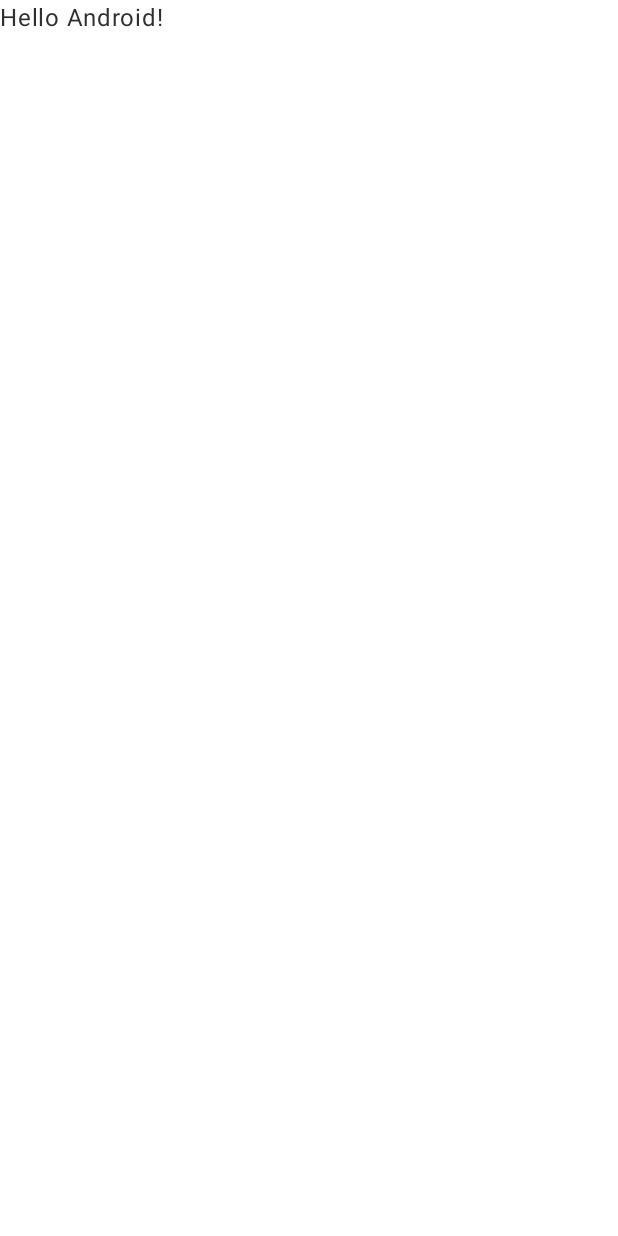
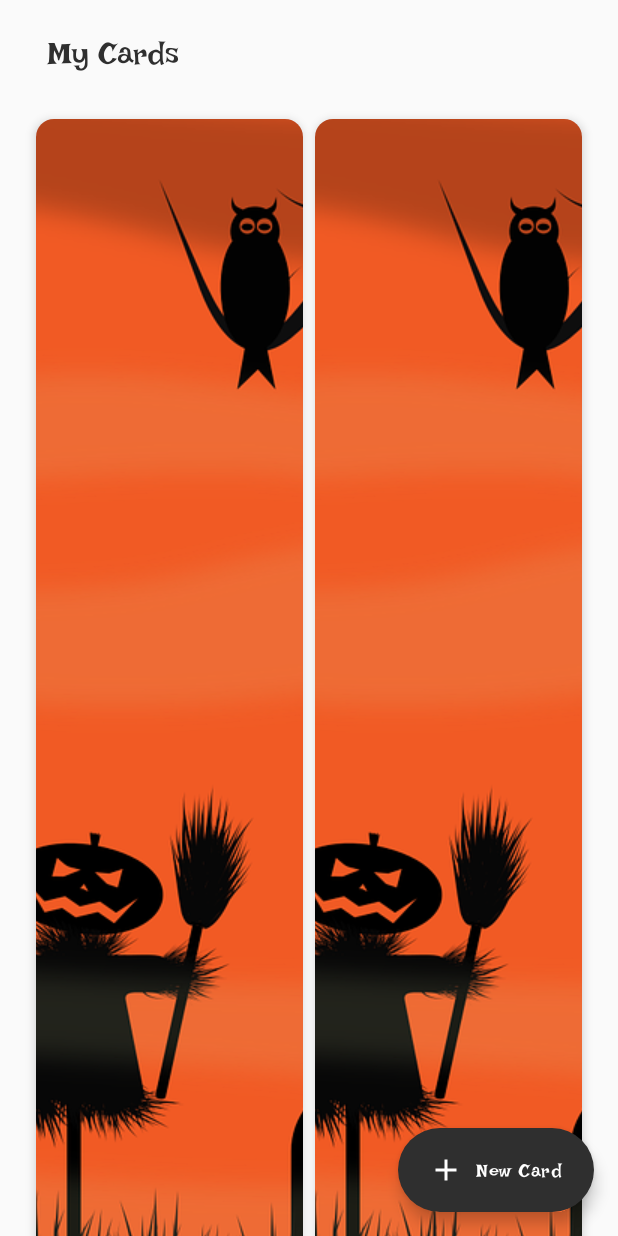
Before and after one commit to nrj022/its-christmas, an Android app built with Jetpack Compose: the screen it shows after launch (MainActivity), on a phone screen of 412 x 824 dp. Before the commit the screen is almost empty. Run offline under Robolectric (Android 15) with nearby library versions, the phone set to English and light mode, and no system bars.

Commit message:
refactor: 패키지 구조 변경 (#6)

```diff
--- a/app/src/main/AndroidManifest.xml
+++ b/app/src/main/AndroidManifest.xml
@@ -12,7 +12,7 @@
         android:supportsRtl="true"
         android:theme="@style/Theme.ItsHalloween">
         <activity
-            android:name=".MainActivity"
+            android:name=".ui.screens.main.MainActivity"
             android:exported="true"
             android:label="@string/app_name"
             android:theme="@style/Theme.ItsHalloween">
--- a/app/src/main/java/com/example/itshalloween/MainActivity.kt
+++ b/app/src/main/java/com/example/itshalloween/ui/screens/main/MainActivity.kt
@@ -1,12 +1,9 @@
-package com.example.itshalloween
+package com.example.itshalloween.ui.screens.main
 
 import android.os.Bundle
 import androidx.activity.ComponentActivity
 import androidx.activity.compose.setContent
 import androidx.activity.enableEdgeToEdge
-import androidx.compose.foundation.layout.fillMaxSize
-import androidx.compose.foundation.layout.padding
-import androidx.compose.material3.Scaffold
 import androidx.compose.material3.Text
 import androidx.compose.runtime.Composable
 import androidx.compose.ui.Modifier
@@ -19,12 +16,7 @@ class MainActivity : ComponentActivity() {
         enableEdgeToEdge()
         setContent {
             ItsHalloweenTheme {
-                Scaffold(modifier = Modifier.fillMaxSize()) { innerPadding ->
-                    Greeting(
-                        name = "Android",
-                        modifier = Modifier.padding(innerPadding)
-                    )
-                }
+                MainScreen()
             }
         }
     }
--- a/app/src/main/java/com/example/itshalloween/MainScreen.kt
+++ b/app/src/main/java/com/example/itshalloween/ui/screens/main/MainScreen.kt
@@ -1,4 +1,4 @@
-package com.example.itshalloween
+package com.example.itshalloween.ui.screens.main
 
 import androidx.compose.foundation.Image
 import androidx.compose.foundation.layout.Arrangement
@@ -24,13 +24,12 @@ import androidx.compose.material3.Scaffold
 import androidx.compose.material3.Text
 import androidx.compose.runtime.Composable
 import androidx.compose.ui.Modifier
-import androidx.compose.ui.draw.clip
-import androidx.compose.ui.geometry.CornerRadius
 import androidx.compose.ui.graphics.Color
 import androidx.compose.ui.layout.ContentScale
 import androidx.compose.ui.res.painterResource
 import androidx.compose.ui.tooling.preview.Preview
 import androidx.compose.ui.unit.dp
+import com.example.itshalloween.R
 
 val halloweenImages = listOf(
     R.drawable.img_sample,
```
Also changed, not shown: app/src/main/java/com/example/itshalloween/ui/screens/cardcreation/CardCreationScreen.kt (renamed from app/src/main/java/com/example/itshalloween/CreateCardScreen.kt, +5 -4 lines), app/src/main/java/com/example/itshalloween/ui/screens/cardeditor/CardEditorScreen.kt (renamed from app/src/main/java/com/example/itshalloween/FinalizeCardScreen.kt, +5 -4 lines).
